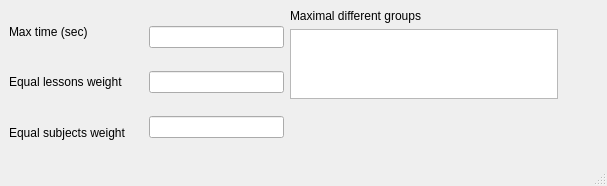
The window that pySprida/gui/lpsolveredit.ui (pbnl/pySprida) describes before a commit, drawn with Qt 5.
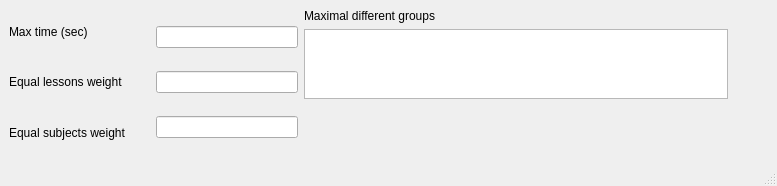
The same window after the commit.

Commit message: Made max different group table bigger

```diff
--- a/pySprida/gui/lpsolveredit.ui
+++ b/pySprida/gui/lpsolveredit.ui
@@ -6,7 +6,7 @@
    <rect>
     <x>0</x>
     <y>0</y>
-    <width>607</width>
+    <width>777</width>
     <height>186</height>
    </rect>
   </property>
@@ -16,7 +16,7 @@
   <widget class="QWidget" name="centralwidget">
    <layout class="QGridLayout" name="gridLayout">
     <item row="0" column="0">
-     <layout class="QHBoxLayout" name="horizontalLayout" stretch="1,1,2,0">
+     <layout class="QHBoxLayout" name="horizontalLayout" stretch="1,1,3,0">
       <item>
        <layout class="QHBoxLayout" name="horizontalLayout_2">
         <item>
```
Left out of the diff: 2 changed lines with no effect on the pictures. The commit also changes 1 other file.
